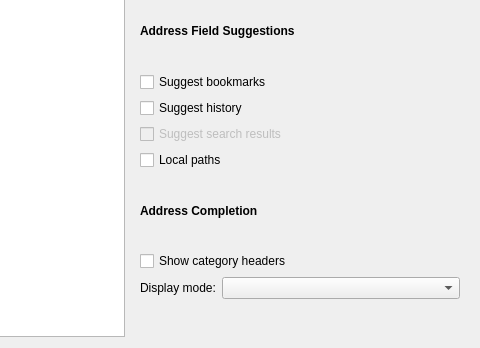
Old version of the form src/modules/windows/preferences/AdvancedPreferencesPage.ui in the repository OtterBrowser/otter-browser; both pictures show x 120 to 600 and y 152 to 500 of the 600 by 500 pixel window.
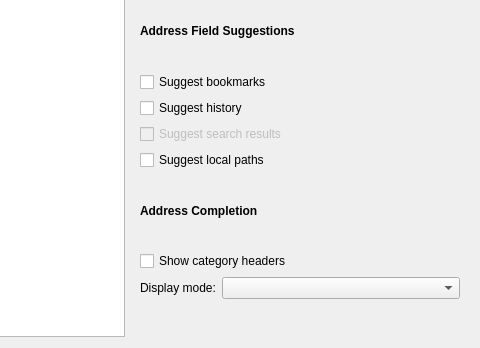
New version of the form. Custom widgets are drawn as their Qt base class.

```diff
--- a/src/modules/windows/preferences/AdvancedPreferencesPage.ui
+++ b/src/modules/windows/preferences/AdvancedPreferencesPage.ui
@@ -112,7 +112,7 @@
          <item>
           <widget class="QCheckBox" name="browsingSuggestLocalPathsCheckBox">
            <property name="text">
-            <string>Local paths</string>
+            <string>Suggest local paths</string>
            </property>
           </widget>
          </item>
```
